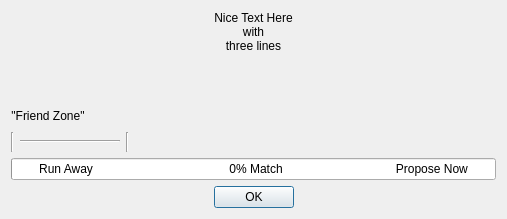
Above: ui/results.ui from smartycope/Rose before the change. Below: the same form after it.
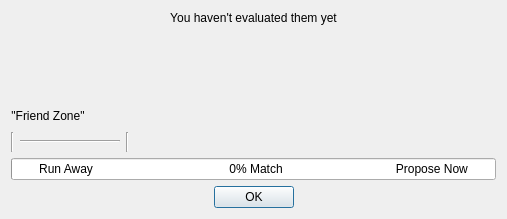
That is the form after the change.

The edit to the form file:
```diff
--- a/ui/results.ui
+++ b/ui/results.ui
@@ -29,9 +29,7 @@
    <item>
     <widget class="QLabel" name="resultsLabel">
      <property name="text">
-      <string>Nice Text Here
-with
-three lines</string>
+      <string>You haven't evaluated them yet</string>
      </property>
      <property name="alignment">
       <set>Qt::AlignCenter</set>
```
